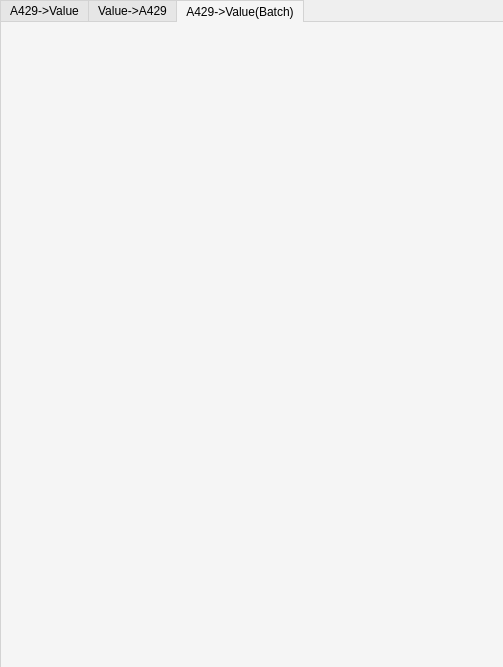
Old version of the form src/gui/a429parser.ui in the repository sslnjz/a429parser.
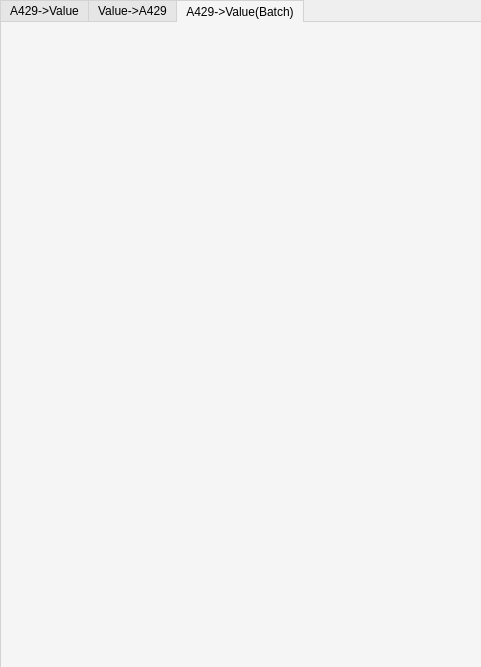
New version of the form. Icons and pictures are not drawn.

```diff
--- a/src/gui/a429parser.ui
+++ b/src/gui/a429parser.ui
@@ -6,7 +6,7 @@
    <rect>
     <x>0</x>
     <y>0</y>
-    <width>503</width>
+    <width>481</width>
     <height>667</height>
    </rect>
   </property>
```
